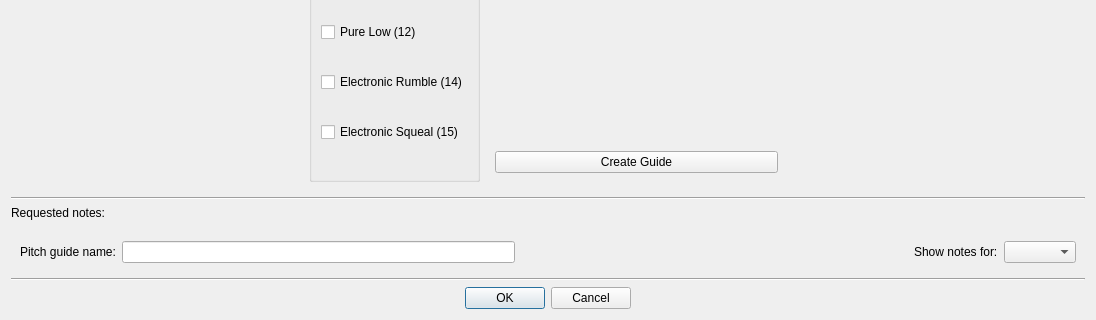
Before: the Qt Designer form createguidedialog.ui in steux/tiatracker, drawn with Qt 5; both pictures show x 0 to 1096 and y 401 to 721 of the 1096 by 721 pixel window.
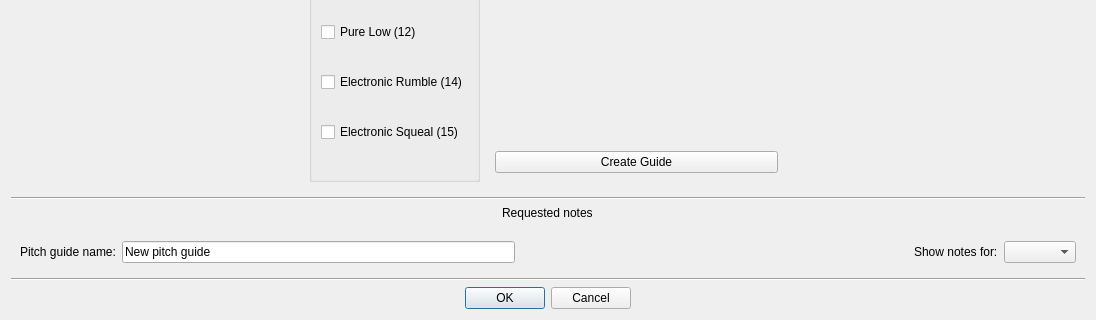
After: the same form once the commit is applied. Custom widgets are drawn as their Qt base class.

Commit message: widgets named, create guide routine started

The edit to the form file:
```diff
--- a/createguidedialog.ui
+++ b/createguidedialog.ui
@@ -237,10 +237,10 @@
      </property>
     </widget>
    </item>
-   <item>
+   <item alignment="Qt::AlignHCenter">
     <widget class="QLabel" name="label_8">
      <property name="text">
-      <string>Requested notes:</string>
+      <string>Requested notes</string>
      </property>
     </widget>
    </item>
@@ -258,7 +258,11 @@
        </widget>
       </item>
       <item>
-       <widget class="QLineEdit" name="lineEdit"/>
+       <widget class="QLineEdit" name="lineEditGuideName">
+        <property name="text">
+         <string>New pitch guide</string>
+        </property>
+       </widget>
       </item>
       <item>
        <spacer name="horizontalSpacer">
```
Left out of the diff: 26 changed lines with no effect on the pictures. The commit also changes 2 other files.
